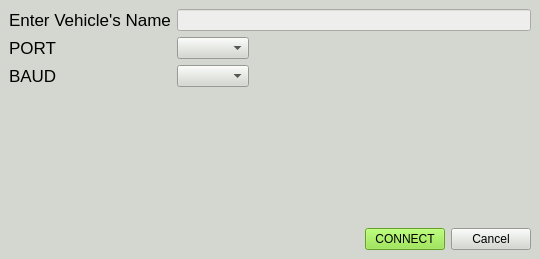
Old version of the form src/main/python/gust/gui/ui/conn.ui in the repository drjdlarson/gust.
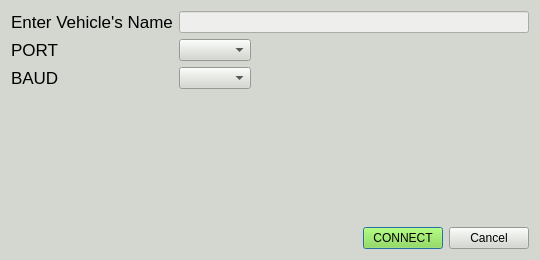
New version of the form.

Commit message: recent progress: confirmation windows, drone connection working, updated database to write single vehicle at a time

```diff
--- a/src/main/python/gust/gui/ui/conn.ui
+++ b/src/main/python/gust/gui/ui/conn.ui
@@ -1,15 +1,21 @@
 <?xml version="1.0" encoding="UTF-8"?>
 <ui version="4.0">
  <class>MainWindow</class>
- <widget class="QMainWindow" name="MainWindow">
+ <widget class="QDialog" name="MainWindow">
   <property name="geometry">
    <rect>
     <x>0</x>
     <y>0</y>
     <width>540</width>
-    <height>259</height>
+    <height>260</height>
    </rect>
   </property>
+  <property name="minimumSize">
+   <size>
+    <width>340</width>
+    <height>190</height>
+   </size>
+  </property>
   <property name="maximumSize">
    <size>
     <width>540</width>
@@ -23,19 +29,6 @@
    <string notr="true">background-color: rgb(211, 215, 207);
 color: rgb(0, 0, 0);</string>
   </property>
-  <widget class="QWidget" name="centralwidget">
-   <property name="minimumSize">
-    <size>
-     <width>340</width>
-     <height>190</height>
-    </size>
-   </property>
-   <property name="maximumSize">
-    <size>
-     <width>540</width>
-     <height>260</height>
-    </size>
-   </property>
    <layout class="QVBoxLayout" name="verticalLayout">
     <item>
      <layout class="QFormLayout" name="formLayout">
@@ -134,7 +127,6 @@
      </layout>
     </item>
    </layout>
-  </widget>
  </widget>
  <resources/>
  <connections/>
```
Lines whose indentation alone changed are shown as unchanged. The commit also changes 17 other files.
